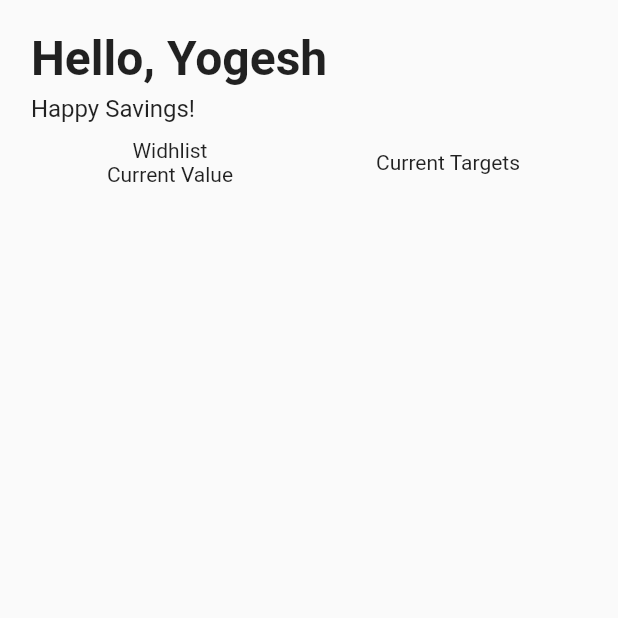
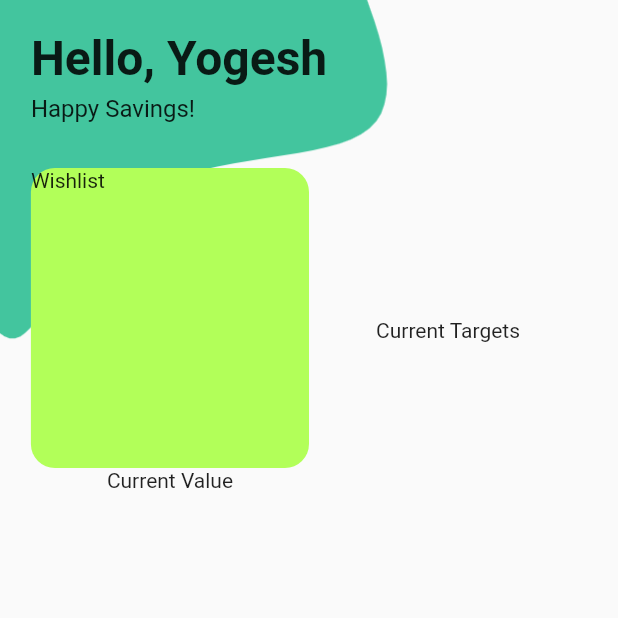
Before and after one commit to YogeshUpdhyay/savings_target, a Flutter app: the screen it shows after launch, on a phone screen of 412 x 824 dp, the top half of it. Run offline on Flutter 3.47's test engine with Material 2 defaults, Android fonts, the phone set to English and light mode, and no system bars; our stand-ins replace font_awesome_flutter, google_fonts; missing offline and left inert: ms_undraw.

Commit message:
index view updated

```diff
--- a/lib/views/index.dart
+++ b/lib/views/index.dart
@@ -16,7 +16,18 @@ class _IndexState extends State<Index> {
 
     return Scaffold(
       body: SafeArea(
+        child: Stack(
+          children: [
+            Positioned(
+              top: 0,
               child: Container(
+                child: Image.asset(
+                  "assets/img/topCorner.png",
+                  width: size.width,
+                ),
+              ),
+            ),
+            Container(
               margin: EdgeInsets.fromLTRB(size.width*0.05, 20, size.width*0.05, 0),
               child: Column(
                 crossAxisAlignment: CrossAxisAlignment.start,
@@ -35,14 +46,22 @@ class _IndexState extends State<Index> {
                       fontSize: 16
                     ),
                   ),
-              SizedBox(height: 10.0,),
+                  SizedBox(height: 30.0,),
                   Row(
                     children: [
                       Container(
-                    width: size.width*0.45,
                         child: Column(
                           children: [
-                        Text("Widhlist"),
+                            Container(
+                              width: size.width*0.45,
+                              height: 200,
+                              decoration: BoxDecoration(
+                                borderRadius: BorderRadius.circular(16.0),
+                                color: Colors.lightGreenAccent
+                              ),
+                              child: Text("Wishlist"),
+
+                            ),
                             Text("Current Value")
                           ],
                         ),
@@ -60,6 +79,8 @@ class _IndexState extends State<Index> {
                 ],
               ),
             ),
+          ],
+        ),
       ),
     );
   }
--- a/pubspec.yaml
+++ b/pubspec.yaml
@@ -52,6 +52,7 @@ flutter:
   # To add assets to your application, add an assets section, like this:
   assets:
     - assets/img/bottomDrop.png
+    - assets/img/topCorner.png
 
   # An image asset can refer to one or more resolution-specific "variants", see
   # https://flutter.dev/assets-and-images/#resolution-aware.
```
Also changed, not shown: assets/img/topCorner.png (added). Lines whose indentation alone changed are shown as unchanged.
